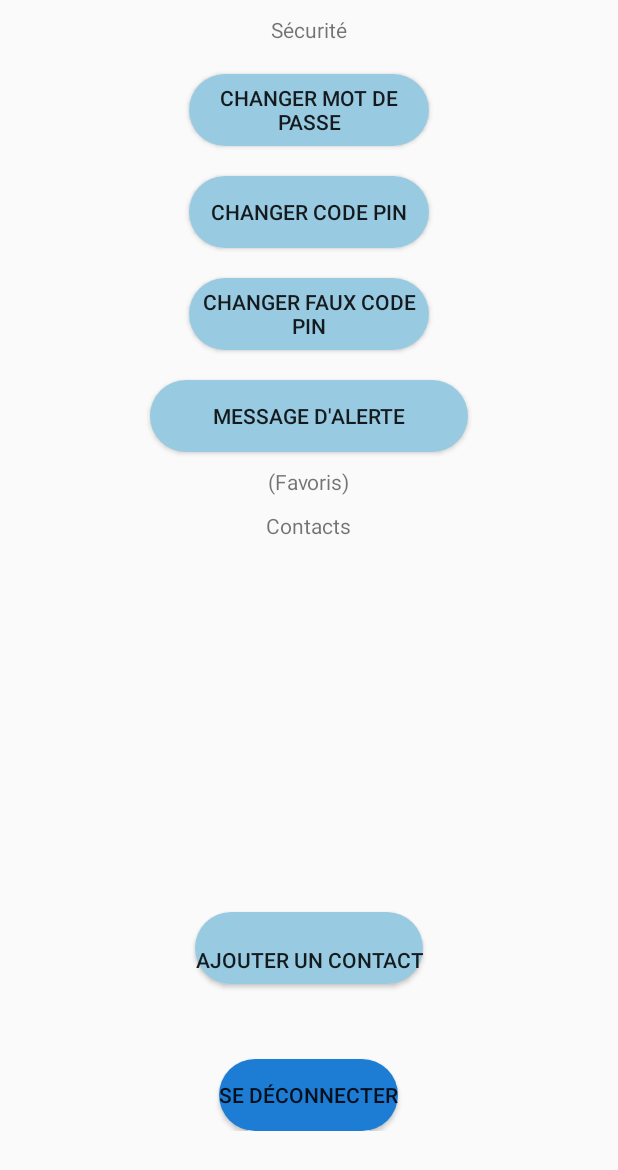
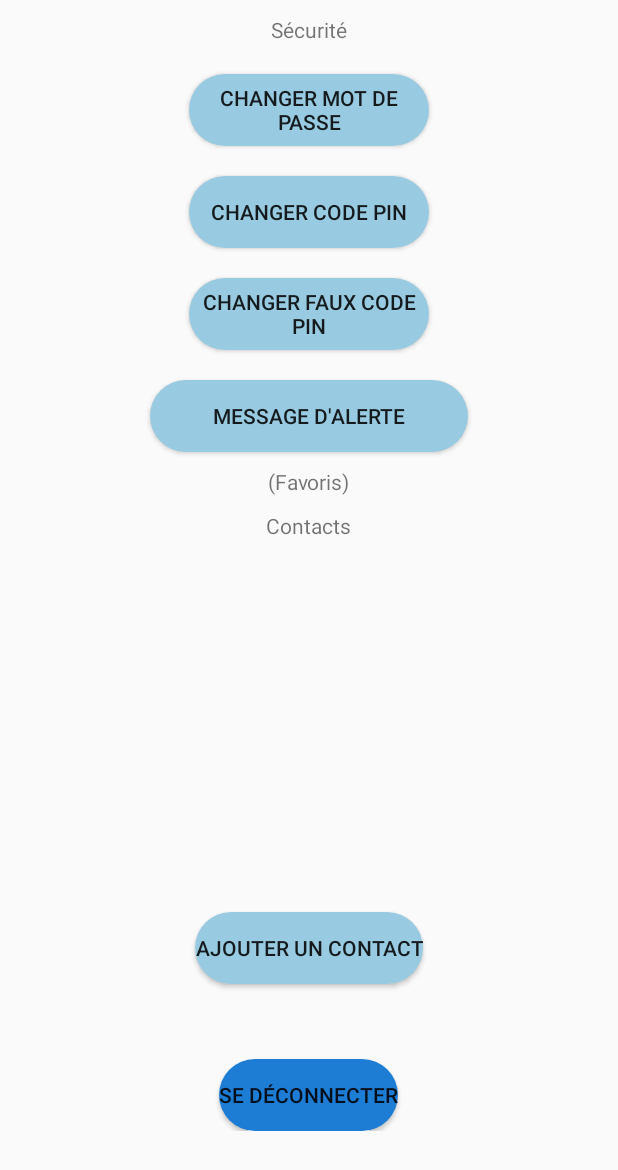
Before and after one commit to alexprime100/SafeBackHome, an Android app: the SettingsActivity screen opened directly, with no data from a screen before it, on a phone screen of 412 x 824 dp. Shown: the top 1170 px of the screen. Run offline under Robolectric (Android 15) with nearby library versions, the phone set to English and light mode, and no system bars; our stand-ins replace Firebase (no records; nobody signed in at launch, a user with empty details on screens opened directly).

Commit message:
fix_ui_encore

```diff
--- a/app/src/main/res/layout/activity_settings.xml
+++ b/app/src/main/res/layout/activity_settings.xml
@@ -104,7 +104,6 @@
                 android:layout_width="wrap_content"
                 android:layout_height="wrap_content"
                 android:layout_gravity="center"
-                android:paddingTop="15dp"
                 android:text="Ajouter un contact"
                 android:background="@drawable/button_nextpage_color"/>
 
```
